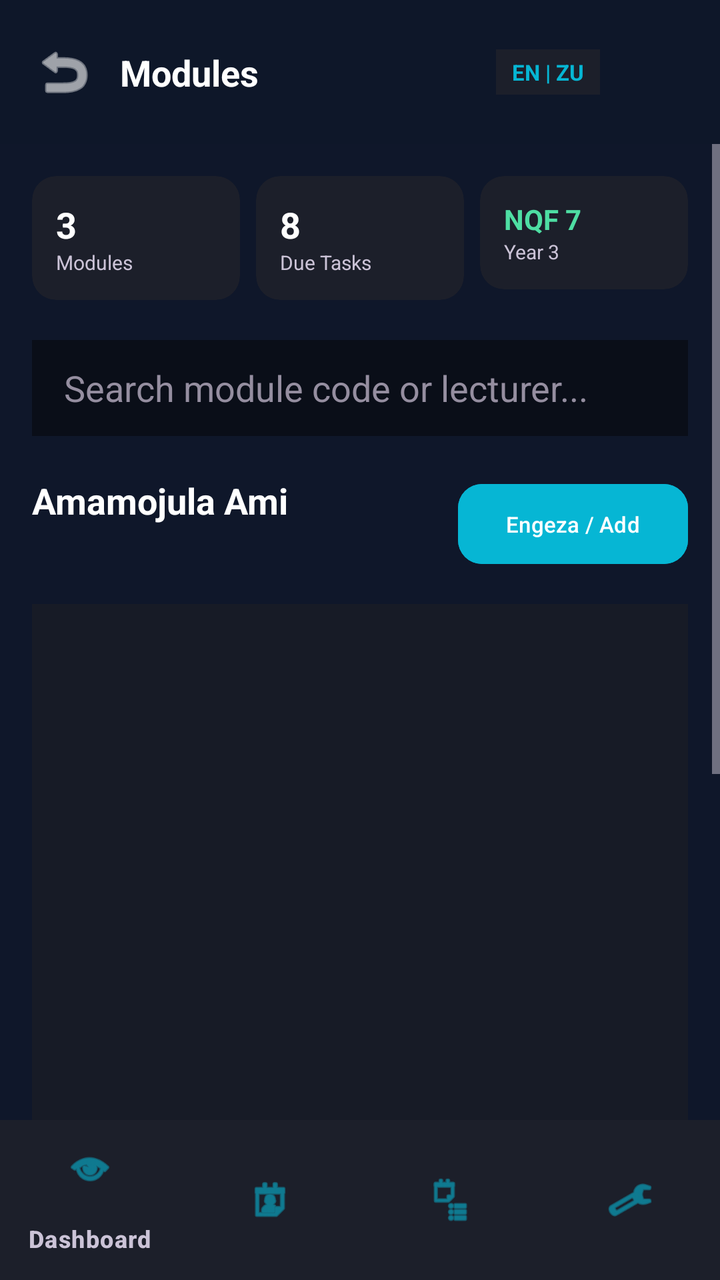
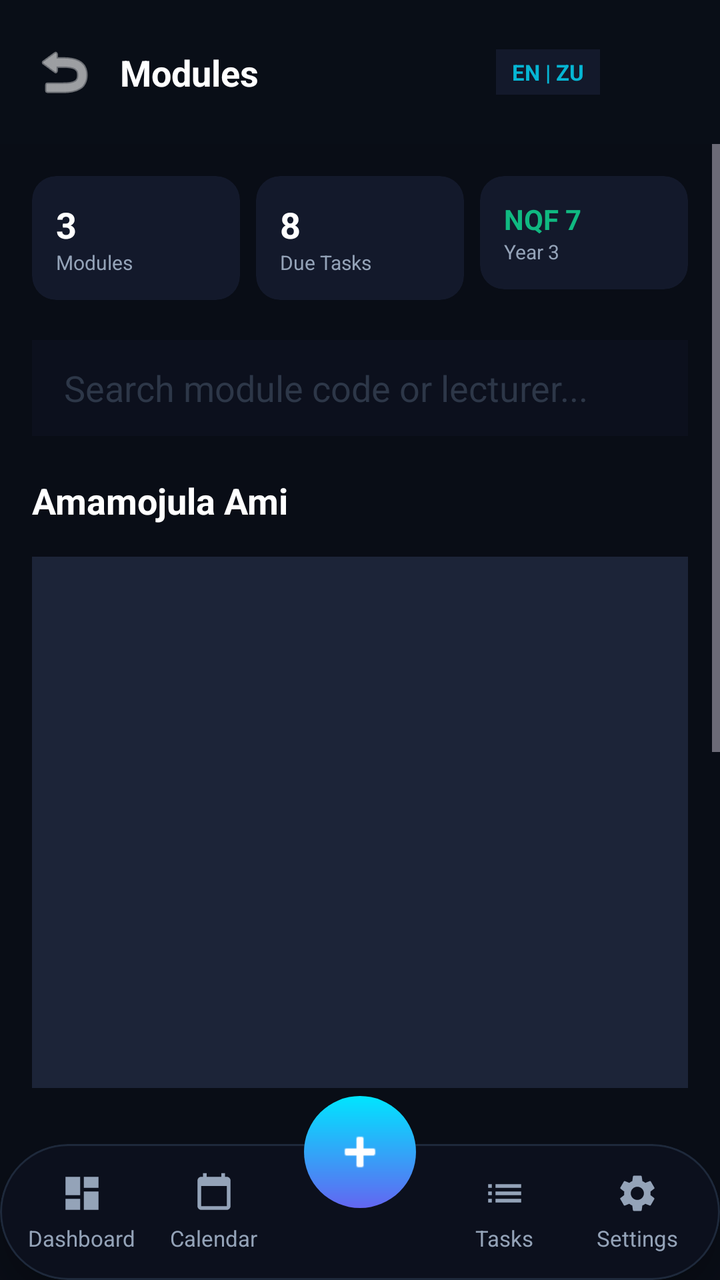

Before-and-after screenshots of an Android layout around one commit, followed by the original layout XML and the change that was made.
<!-- AndroidManifest.xml: application theme Theme.AssignmentPlanner -->
<!-- res/layout/activity_modules.xml -->
<?xml version="1.0" encoding="utf-8"?>
<androidx.constraintlayout.widget.ConstraintLayout xmlns:android="http://schemas.android.com/apk/res/android"
    xmlns:app="http://schemas.android.com/apk/res-auto"
    xmlns:tools="http://schemas.android.com/tools"
    android:id="@+id/main"
    android:layout_width="match_parent"
    android:layout_height="match_parent"
    android:background="@color/bg_gradient_start">

    
    <androidx.constraintlayout.widget.ConstraintLayout
        android:id="@+id/cl_modules_header"
        android:layout_width="match_parent"
        android:layout_height="72dp"
        android:background="#1A0F131D"
        android:paddingHorizontal="16dp"
        app:layout_constraintTop_toTopOf="parent">

        <ImageView
            android:id="@+id/btn_back"
            android:layout_width="32dp"
            android:layout_height="32dp"
            android:src="@android:drawable/ic_menu_revert"
            app:layout_constraintBottom_toBottomOf="parent"
            app:layout_constraintStart_toStartOf="parent"
            app:layout_constraintTop_toTopOf="parent"
            app:tint="@color/text_primary" />

        <TextView
            android:id="@+id/tv_header_title"
            android:layout_width="wrap_content"
            android:layout_height="wrap_content"
            android:layout_marginStart="12dp"
            android:text="Modules"
            android:textColor="@color/text_primary"
            android:textSize="18sp"
            android:textStyle="bold"
            app:layout_constraintBottom_toBottomOf="parent"
            app:layout_constraintStart_toEndOf="@id/btn_back"
            app:layout_constraintTop_toTopOf="parent" />

        <LinearLayout
            android:layout_width="wrap_content"
            android:layout_height="wrap_content"
            android:gravity="center_vertical"
            android:orientation="horizontal"
            app:layout_constraintBottom_toBottomOf="parent"
            app:layout_constraintEnd_toEndOf="parent"
            app:layout_constraintTop_toTopOf="parent">

            <TextView
                android:layout_width="wrap_content"
                android:layout_height="wrap_content"
                android:background="@color/surface_container"
                android:paddingHorizontal="8dp"
                android:paddingVertical="4dp"
                android:text="EN | ZU"
                android:textColor="@color/accent_cyan"
                android:textSize="11sp"
                android:textStyle="bold" />

            <ImageView
                android:id="@+id/iv_profile_icon"
                android:layout_width="32dp"
                android:layout_height="32dp"
                android:layout_marginStart="12dp"
                android:src="@android:drawable/sym_def_app_icon"
                app:tint="@color/text_on_surface_variant" />
        </LinearLayout>
    </androidx.constraintlayout.widget.ConstraintLayout>

    
    <ScrollView
        android:layout_width="match_parent"
        android:layout_height="0dp"
        android:fillViewport="true"
        app:layout_constraintBottom_toTopOf="@id/bottom_nav"
        app:layout_constraintTop_toBottomOf="@id/cl_modules_header">

        <LinearLayout
            android:layout_width="match_parent"
            android:layout_height="wrap_content"
            android:orientation="vertical"
            android:padding="16dp">

            
            <LinearLayout
                android:layout_width="match_parent"
                android:layout_height="wrap_content"
                android:layout_marginBottom="20dp"
                android:orientation="horizontal">

                <com.google.android.material.card.MaterialCardView
                    android:layout_width="0dp"
                    android:layout_height="wrap_content"
                    android:layout_weight="1"
                    app:cardBackgroundColor="@color/surface_container"
                    app:cardCornerRadius="12dp"
                    app:strokeWidth="0dp">
                    <LinearLayout
                        android:layout_width="match_parent"
                        android:layout_height="wrap_content"
                        android:orientation="vertical"
                        android:padding="12dp">
                        <TextView
                            android:layout_width="wrap_content"
                            android:layout_height="wrap_content"
                            android:text="3"
                            android:textColor="@color/text_primary"
                            android:textSize="18sp"
                            android:textStyle="bold" />
                        <TextView
                            android:layout_width="wrap_content"
                            android:layout_height="wrap_content"
                            android:text="Modules"
                            android:textColor="@color/text_on_surface_variant"
                            android:textSize="10sp" />
                    </LinearLayout>
                </com.google.android.material.card.MaterialCardView>

                <com.google.android.material.card.MaterialCardView
                    android:layout_width="0dp"
                    android:layout_height="wrap_content"
                    android:layout_marginStart="8dp"
                    android:layout_marginEnd="8dp"
                    android:layout_weight="1"
                    app:cardBackgroundColor="@color/surface_container"
                    app:cardCornerRadius="12dp"
                    app:strokeWidth="0dp">
                    <LinearLayout
                        android:layout_width="match_parent"
                        android:layout_height="wrap_content"
                        android:orientation="vertical"
                        android:padding="12dp">
                        <TextView
                            android:layout_width="wrap_content"
                            android:layout_height="wrap_content"
                            android:text="8"
                            android:textColor="@color/text_primary"
                            android:textSize="18sp"
                            android:textStyle="bold" />
                        <TextView
                            android:layout_width="wrap_content"
                            android:layout_height="wrap_content"
                            android:text="Due Tasks"
                            android:textColor="@color/text_on_surface_variant"
                            android:textSize="10sp" />
                    </LinearLayout>
                </com.google.android.material.card.MaterialCardView>

                <com.google.android.material.card.MaterialCardView
                    android:layout_width="0dp"
                    android:layout_height="wrap_content"
                    android:layout_weight="1"
                    app:cardBackgroundColor="@color/surface_container"
                    app:cardCornerRadius="12dp"
                    app:strokeWidth="0dp">
                    <LinearLayout
                        android:layout_width="match_parent"
                        android:layout_height="wrap_content"
                        android:orientation="vertical"
                        android:padding="12dp">
                        <TextView
                            android:layout_width="wrap_content"
                            android:layout_height="wrap_content"
                            android:text="NQF 7"
                            android:textColor="@color/tertiary_green"
                            android:textSize="14sp"
                            android:textStyle="bold" />
                        <TextView
                            android:layout_width="wrap_content"
                            android:layout_height="wrap_content"
                            android:text="Year 3"
                            android:textColor="@color/text_on_surface_variant"
                            android:textSize="10sp" />
                    </LinearLayout>
                </com.google.android.material.card.MaterialCardView>
            </LinearLayout>

            
            <EditText
                android:id="@+id/moduleSearchInput"
                android:layout_width="match_parent"
                android:layout_height="48dp"
                android:layout_marginBottom="20dp"
                android:background="@color/surface_container_lowest"
                android:hint="Search module code or lecturer..."
                android:paddingHorizontal="16dp"
                android:textColor="@color/text_primary"
                android:textColorHint="@color/outline" />

            
            <androidx.constraintlayout.widget.ConstraintLayout
                android:layout_width="match_parent"
                android:layout_height="wrap_content"
                android:layout_marginBottom="16dp">
                <TextView
                    android:layout_width="wrap_content"
                    android:layout_height="wrap_content"
                    android:text="Amamojula Ami"
                    android:textColor="@color/text_primary"
                    android:textSize="18sp"
                    android:textStyle="bold"
                    app:layout_constraintStart_toStartOf="parent"
                    app:layout_constraintTop_toTopOf="parent" />
                <com.google.android.material.button.MaterialButton
                    android:id="@+id/btn_add_module"
                    android:layout_width="wrap_content"
                    android:layout_height="wrap_content"
                    android:backgroundTint="@color/accent_cyan"
                    android:text="Engeza / Add"
                    android:textColor="@color/text_primary"
                    android:textSize="11sp"
                    app:cornerRadius="12dp"
                    app:layout_constraintEnd_toEndOf="parent"
                    app:layout_constraintTop_toTopOf="parent" />
            </androidx.constraintlayout.widget.ConstraintLayout>

            
            <androidx.recyclerview.widget.RecyclerView
                android:id="@+id/rv_module_list"
                android:layout_width="match_parent"
                android:layout_height="400dp"
                android:layout_marginBottom="24dp"
                android:background="@color/surface_container_low" />

            
            <com.google.android.material.card.MaterialCardView
                android:layout_width="match_parent"
                android:layout_height="wrap_content"
                android:layout_marginBottom="32dp"
                app:cardBackgroundColor="@color/surface_container_low"
                app:cardCornerRadius="12dp"
                app:strokeWidth="0dp">
                <LinearLayout
                    android:layout_width="match_parent"
                    android:layout_height="wrap_content"
                    android:gravity="center_vertical"
                    android:orientation="horizontal"
                    android:padding="12dp">
                    <ImageView
                        android:layout_width="24dp"
                        android:layout_height="24dp"
                        android:src="@android:drawable/ic_popup_sync"
                        app:tint="@color/tertiary_green" />
                    <TextView
                        android:layout_width="match_parent"
                        android:layout_height="wrap_content"
                        android:layout_marginStart="12dp"
                        android:text="Offline Ready: All syllabi and rubrics cached locally."
                        android:textColor="@color/text_on_surface_variant"
                        android:textSize="12sp" />
                </LinearLayout>
            </com.google.android.material.card.MaterialCardView>

        </LinearLayout>
    </ScrollView>

    
    <com.google.android.material.bottomnavigation.BottomNavigationView
        android:id="@+id/bottom_nav"
        android:layout_width="match_parent"
        android:layout_height="wrap_content"
        android:background="@color/surface_container"
        app:itemIconTint="@color/accent_cyan"
        app:itemTextColor="@color/text_on_surface_variant"
        app:layout_constraintBottom_toBottomOf="parent"
        app:menu="@menu/bottom_nav_menu" />

</androidx.constraintlayout.widget.ConstraintLayout>
<!-- resources referenced by this layout -->
<resources>
  <color name="accent_cyan">#06B6D4</color>
  <color name="bg_gradient_start">#0F172A</color>
  <color name="outline">#958EA0</color>
  <color name="surface_container">#1C1F2A</color>
  <color name="surface_container_low">#171B26</color>
  <color name="surface_container_lowest">#0A0E18</color>
  <color name="tertiary_green">#4EDEA3</color>
  <color name="text_on_surface_variant">#CBC3D7</color>
  <color name="text_primary">#FFFFFF</color>
  <style name="Theme.AssignmentPlanner" parent="Base.Theme.AssignmentPlanner" />
  <style name="Base.Theme.AssignmentPlanner" parent="Theme.Material3.Dark.NoActionBar">
          <item name="colorPrimary">@color/accent_violet</item>
          <item name="colorSecondary">@color/accent_cyan</item>
          <item name="colorTertiary">@color/tertiary_green</item>
          <item name="colorError">@color/destructive_red</item>
          <item name="android:textColorHint">@color/outline</item>
      </style>
  <color name="accent_violet">#8B5CF6</color>
  <color name="destructive_red">#EF4444</color>
</resources>

<!-- the commit's change to res/layout/activity_modules.xml (unified diff, before → after) -->
@@ -74,7 +74,7 @@
         android:layout_width="match_parent"
         android:layout_height="0dp"
         android:fillViewport="true"
-        app:layout_constraintBottom_toTopOf="@id/bottom_nav"
+        app:layout_constraintBottom_toTopOf="@id/dock"
         app:layout_constraintTop_toBottomOf="@id/cl_modules_header">
 
         <LinearLayout
@@ -213,7 +213,8 @@
                     android:textSize="11sp"
                     app:cornerRadius="12dp"
                     app:layout_constraintEnd_toEndOf="parent"
-                    app:layout_constraintTop_toTopOf="parent" />
+                    app:layout_constraintTop_toTopOf="parent"
+                    android:visibility="gone" />
             </androidx.constraintlayout.widget.ConstraintLayout>
 
             
@@ -257,14 +258,181 @@
     </ScrollView>
 
     
-    <com.google.android.material.bottomnavigation.BottomNavigationView
-        android:id="@+id/bottom_nav"
+    <include
+        layout="@layout/bottom_dock"
+        android:id="@+id/dock"
         android:layout_width="match_parent"
         android:layout_height="wrap_content"
-        android:background="@color/surface_container"
-        app:itemIconTint="@color/accent_cyan"
-        app:itemTextColor="@color/text_on_surface_variant"
+        app:layout_constraintBottom_toBottomOf="parent" />
+
+</androidx.constraintlayout.widget.ConstraintLayout>
+<!-- res/layout/bottom_dock.xml (included above) -->
+<?xml version="1.0" encoding="utf-8"?>
+<androidx.constraintlayout.widget.ConstraintLayout xmlns:android="http://schemas.android.com/apk/res/android"
+    xmlns:app="http://schemas.android.com/apk/res-auto"
+    android:layout_width="match_parent"
+    android:layout_height="wrap_content"
+    android:layout_marginBottom="16dp"
+    android:layout_marginHorizontal="16dp"
+    android:clipChildren="false"
+    android:clipToPadding="false">
+
+    
+    <com.google.android.material.card.MaterialCardView
+        android:id="@+id/dock_pill"
+        android:layout_width="match_parent"
+        android:layout_height="68dp"
+        android:layout_marginTop="28dp"
+        app:cardBackgroundColor="#0C101D"
+        app:cardCornerRadius="34dp"
+        app:cardElevation="8dp"
+        app:strokeColor="#1E293B"
+        app:strokeWidth="1dp"
         app:layout_constraintBottom_toBottomOf="parent"
-        app:menu="@menu/bottom_nav_menu" />
-
+        app:layout_constraintTop_toTopOf="parent">
+
+        <LinearLayout
+            android:layout_width="match_parent"
+            android:layout_height="match_parent"
+            android:orientation="horizontal"
+            android:paddingHorizontal="8dp"
+            android:weightSum="5.2">
+
+            
+            <LinearLayout
+                android:id="@+id/nav_dashboard"
+                android:layout_width="0dp"
+                android:layout_height="match_parent"
+                android:layout_weight="1"
+                android:gravity="center"
+                android:orientation="vertical"
+                android:clickable="true"
+                android:focusable="true">
+                <ImageView
+                    android:id="@+id/icon_dashboard"
+                    android:layout_width="22dp"
+                    android:layout_height="22dp"
+                    android:src="@drawable/ic_dashboard"
+                    app:tint="#94A3B8" />
+                <TextView
+                    android:id="@+id/text_dashboard"
+                    android:layout_width="wrap_content"
+                    android:layout_height="wrap_content"
+                    android:layout_marginTop="4dp"
+                    android:text="Dashboard"
+                    android:textColor="#94A3B8"
+                    android:textSize="11sp"
+                    android:singleLine="true" />
+            </LinearLayout>
+
+            
+            <LinearLayout
+                android:id="@+id/nav_calendar"
+                android:layout_width="0dp"
+                android:layout_height="match_parent"
+                android:layout_weight="1"
+                android:gravity="center"
+                android:orientation="vertical"
+                android:clickable="true"
+                android:focusable="true">
+                <ImageView
+                    android:id="@+id/icon_calendar"
+                    android:layout_width="22dp"
+                    android:layout_height="22dp"
+                    android:src="@drawable/ic_calendar"
+                    app:tint="#94A3B8" />
+                <TextView
+                    android:id="@+id/text_calendar"
+                    android:layout_width="wrap_content"
+                    android:layout_height="wrap_content"
+                    android:layout_marginTop="4dp"
+                    android:text="Calendar"
+                    android:textColor="#94A3B8"
+                    android:textSize="11sp"
+                    android:singleLine="true" />
+            </LinearLayout>
+
+            
+            <Space
+                android:layout_width="0dp"
+                android:layout_height="match_parent"
+                android:layout_weight="1.2" />
+
+            
+            <LinearLayout
+                android:id="@+id/nav_assignments"
+                android:layout_width="0dp"
+                android:layout_height="match_parent"
+                android:layout_weight="1"
+                android:gravity="center"
+                android:orientation="vertical"
+                android:clickable="true"
+                android:focusable="true">
+                <ImageView
+                    android:id="@+id/icon_assignments"
+                    android:layout_width="22dp"
+                    android:layout_height="22dp"
+                    android:src="@drawable/ic_tasks"
+                    app:tint="#94A3B8" />
+                <TextView
+                    android:id="@+id/text_assignments"
+                    android:layout_width="wrap_content"
+                    android:layout_height="wrap_content"
+                    android:layout_marginTop="4dp"
+                    android:text="Tasks"
+                    android:textColor="#94A3B8"
+                    android:textSize="11sp"
+                    android:singleLine="true" />
+            </LinearLayout>
+
+            
+            <LinearLayout
+                android:id="@+id/nav_settings"
+                android:layout_width="0dp"
+                android:layout_height="match_parent"
+                android:layout_weight="1"
+                android:gravity="center"
+                android:orientation="vertical"
+                android:clickable="true"
+                android:focusable="true">
+                <ImageView
+                    android:id="@+id/icon_settings"
+                    android:layout_width="22dp"
+                    android:layout_height="22dp"
+                    android:src="@drawable/ic_settings"
+                    app:tint="#94A3B8" />
+                <TextView
+                    android:id="@+id/text_settings"
+                    android:layout_width="wrap_content"
+                    android:layout_height="wrap_content"
+                    android:layout_marginTop="4dp"
+                    android:text="Settings"
+                    android:textColor="#94A3B8"
+                    android:textSize="11sp"
+                    android:singleLine="true" />
+            </LinearLayout>
+
+        </LinearLayout>
+    </com.google.android.material.card.MaterialCardView>
+
+    
+    <FrameLayout
+        android:id="@+id/fab_add"
+        android:layout_width="56dp"
+        android:layout_height="56dp"
+        android:layout_marginBottom="36dp"
+        android:background="@drawable/gradient_fab_bg"
+        android:elevation="8dp"
+        android:clickable="true"
+        android:focusable="true"
+        app:layout_constraintBottom_toBottomOf="parent"
+        app:layout_constraintEnd_toEndOf="parent"
+        app:layout_constraintStart_toStartOf="parent">
+        <ImageView
+            android:layout_width="28dp"
+            android:layout_height="28dp"
+            android:layout_gravity="center"
+            android:src="@android:drawable/ic_input_add"
+            app:tint="@android:color/white" />
+    </FrameLayout>
 </androidx.constraintlayout.widget.ConstraintLayout>
<!-- resource entries referenced after the edit -->
@@ -1,14 +1,62 @@
 <!-- resources referenced by this layout -->
 <resources>
   <color name="accent_cyan">#06B6D4</color>
-  <color name="bg_gradient_start">#0F172A</color>
-  <color name="outline">#958EA0</color>
-  <color name="surface_container">#1C1F2A</color>
-  <color name="surface_container_low">#171B26</color>
-  <color name="surface_container_lowest">#0A0E18</color>
-  <color name="tertiary_green">#4EDEA3</color>
-  <color name="text_on_surface_variant">#CBC3D7</color>
+  <color name="bg_gradient_start">#090D16</color>
+  <color name="outline">#2D3748</color>
+  <color name="surface_container">#13192B</color>
+  <color name="surface_container_low">#1C2438</color>
+  <color name="surface_container_lowest">#0C101D</color>
+  <color name="tertiary_green">#10B981</color>
+  <color name="text_on_surface_variant">#94A3B8</color>
   <color name="text_primary">#FFFFFF</color>
+  <!-- drawable gradient_fab_bg (drawable) -->
+  <?xml version="1.0" encoding="utf-8"?>
+  <shape xmlns:android="http://schemas.android.com/apk/res/android" android:shape="oval">
+      <gradient
+          android:startColor="#00E5FF"
+          android:endColor="#6366F1"
+          android:angle="270" />
+  </shape>
+  <!-- drawable ic_calendar (drawable) -->
+  <vector xmlns:android="http://schemas.android.com/apk/res/android"
+      android:width="24dp"
+      android:height="24dp"
+      android:viewportWidth="24"
+      android:viewportHeight="24">
+      <path
+          android:fillColor="#FFFFFFFF"
+          android:pathData="M19,3h-1V1h-2v2H8V1H6v2H5c-1.11,0 -1.99,0.9 -1.99,2L3,19c0,1.1 0.89,2 2,2h14c1.1,0 2,-0.9 2,-2V5c0,-1.1 -0.9,-2 -2,-2zm0,16H5V8h14v11z"/>
+  </vector>
+  <!-- drawable ic_dashboard (drawable) -->
+  <vector xmlns:android="http://schemas.android.com/apk/res/android"
+      android:width="24dp"
+      android:height="24dp"
+      android:viewportWidth="24"
+      android:viewportHeight="24">
+      <path
+          android:fillColor="#FFFFFFFF"
+          android:pathData="M3,13h8V3H3v10zm0,8h8v-6H3v6zm10,0h8V11h-8v10zm0-18v6h8V3h-8z"/>
+  </vector>
+  <!-- drawable ic_settings (drawable) -->
+  <vector xmlns:android="http://schemas.android.com/apk/res/android"
+      android:width="24dp"
+      android:height="24dp"
+      android:viewportWidth="24"
+      android:viewportHeight="24">
+      <path
+          android:fillColor="#FFFFFFFF"
+          android:pathData="M19.14,12.94c0.04,-0.3 0.06,-0.61 0.06,-0.94c0,-0.32 -0.02,-0.64 -0.06,-0.94l2.03,-1.58c0.18,-0.14 0.23,-0.41 0.12,-0.61l-1.92,-3.32c-0.12,-0.22 -0.37,-0.29 -0.59,-0.22l-2.39,0.96c-0.5,-0.38 -1.03,-0.7 -1.62,-0.94L14.4,2.81c-0.04,-0.24 -0.24,-0.41 -0.48,-0.41h-3.84c-0.24,0 -0.43,0.17 -0.47,0.41L9.25,5.35C8.66,5.59 8.12,5.92 7.63,6.29L5.24,5.33c-0.22,-0.08 -0.47,0 -0.59,0.22L2.73,8.87C2.62,9.08 2.66,9.34 2.86,9.48l2.03,1.58C4.84,11.36 4.8,11.69 4.8,12s0.02,0.64 0.06,0.94l-2.03,1.58c-0.18,0.14 -0.23,0.41 -0.12,0.61l1.92,3.32c0.12,0.22 0.37,0.29 0.59,0.22l2.39,-0.96c0.5,0.38 1.03,0.7 1.62,0.94l0.36,2.54c0.05,0.24 0.24,0.41 0.48,0.41h3.84c0.24,0 0.43,-0.17 0.47,-0.41l0.36,-2.54c0.59,-0.24 1.13,-0.56 1.62,-0.94l2.39,0.96c0.22,0.08 0.47,0 0.59,-0.22l1.92,-3.32c0.12,-0.22 0.07,-0.49 -0.12,-0.61l-2.01,-1.58zM12,15.6c-1.98,0 -3.6,-1.62 -3.6,-3.6s1.62,-3.6 3.6,-3.6s3.6,1.62 3.6,3.6s-1.62,3.6 -3.6,3.6z"/>
+  </vector>
+  <!-- drawable ic_tasks (drawable) -->
+  <vector xmlns:android="http://schemas.android.com/apk/res/android"
+      android:width="24dp"
+      android:height="24dp"
+      android:viewportWidth="24"
+      android:viewportHeight="24">
+      <path
+          android:fillColor="#FFFFFFFF"
+          android:pathData="M3,13h2v-2H3v2zm0,4h2v-2H3v2zm0,-8h2V7H3v2zm4,4h14v-2H7v2zm0,4h14v-2H7v2zM7,7v2h14V7H7z"/>
+  </vector>
   <style name="Theme.AssignmentPlanner" parent="Base.Theme.AssignmentPlanner" />
   <style name="Base.Theme.AssignmentPlanner" parent="Theme.Material3.Dark.NoActionBar">
           <item name="colorPrimary">@color/accent_violet</item>
